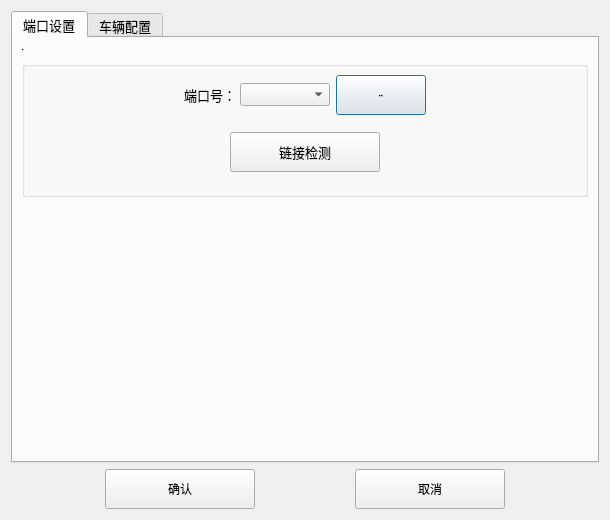
This is RailTranser-Studio/settingdialog.ui in SimonLeeCHN/RailTranser-Studio as Qt 5 draws it before an edit. The edited form follows.
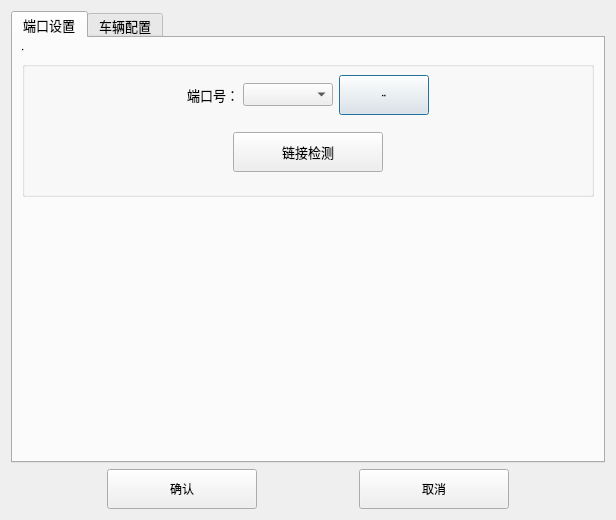
This is the edited form. The open tabs and pages were chosen to show the change. Icons and pictures are not drawn.

Commit message: 修改名称为RailTranser-Studio

Patch:
```diff
--- a/RailTranser-Studio/settingdialog.ui
+++ b/RailTranser-Studio/settingdialog.ui
@@ -9,7 +9,7 @@
    <rect>
     <x>0</x>
     <y>0</y>
-    <width>610</width>
+    <width>616</width>
     <height>520</height>
    </rect>
   </property>
```
Left out of the diff: 2 changed lines with no effect on the pictures. The commit also changes 2 other files.
